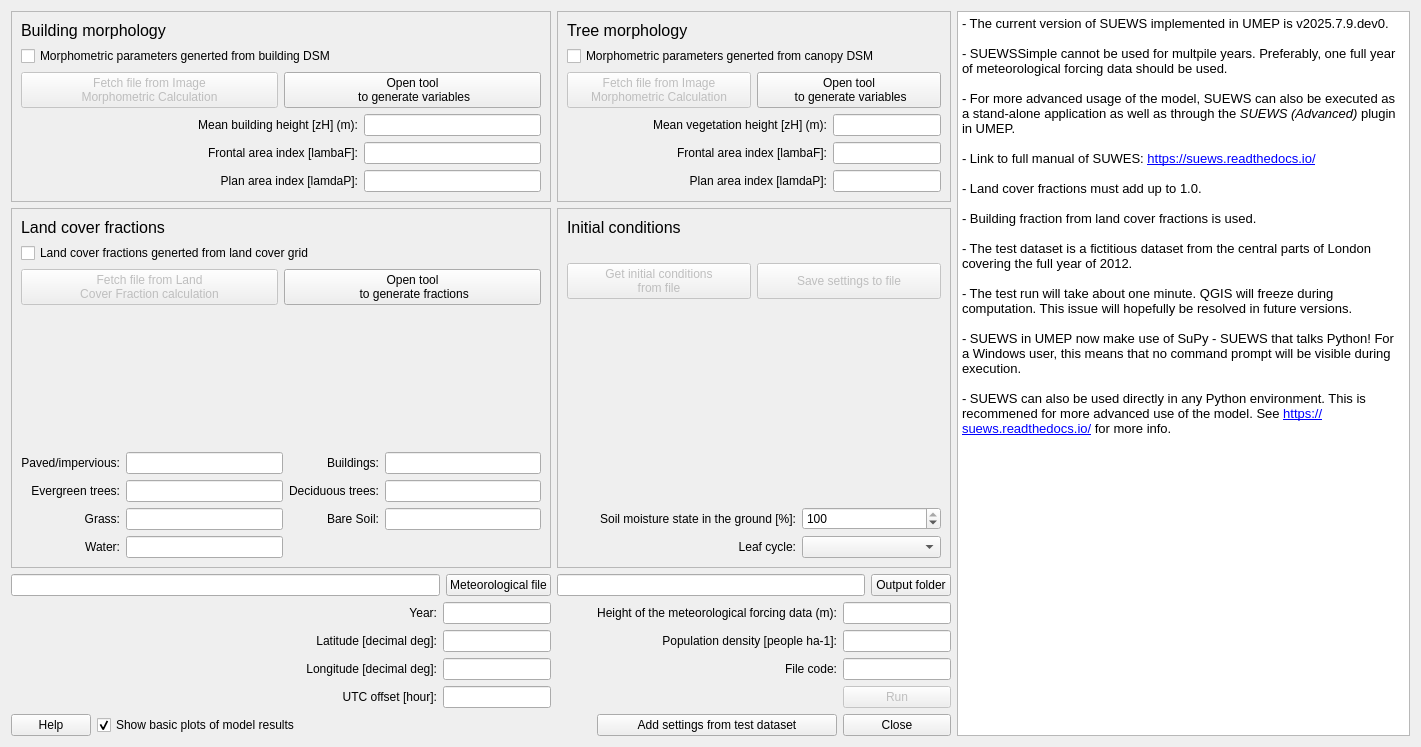
Qt form SuewsSimple/suews_simple_dialog_base.ui (UMEP-dev/UMEP) before a commit.
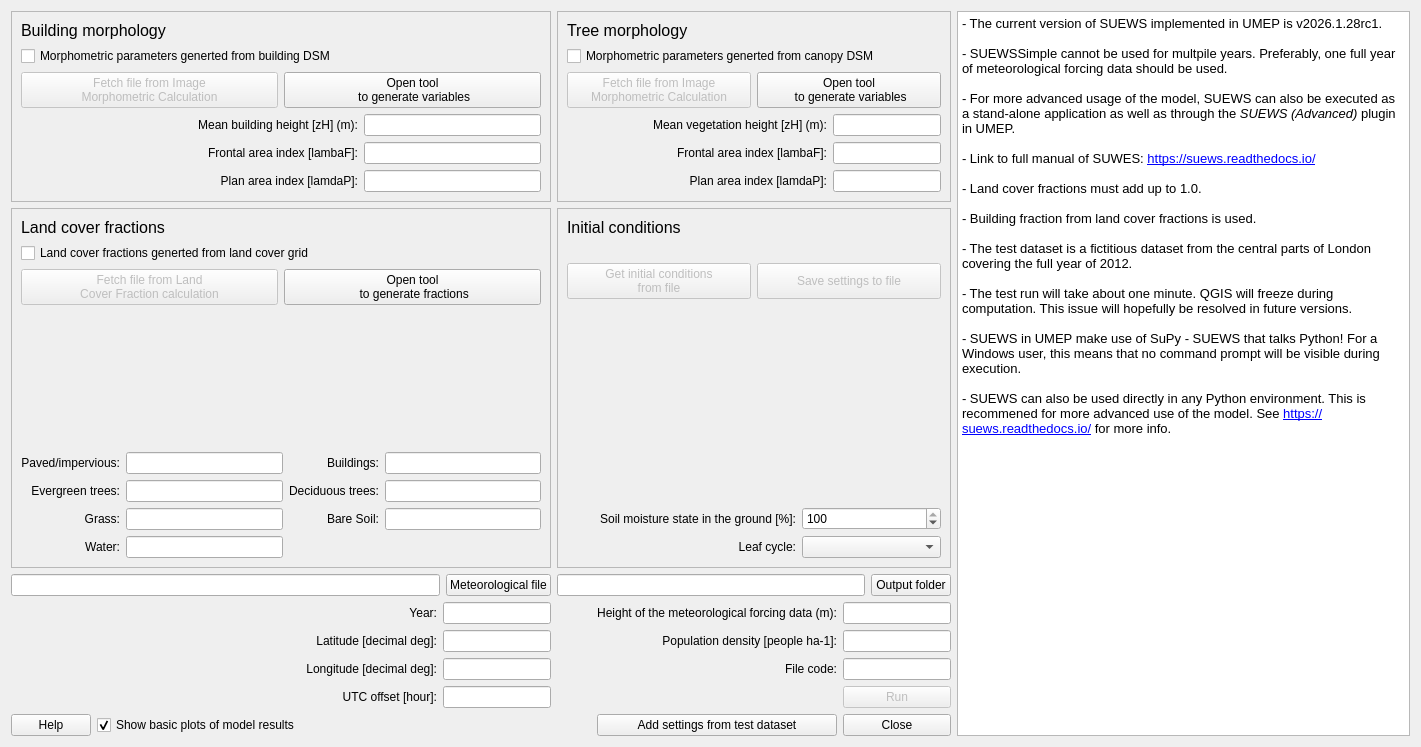
The same form after that commit.

What changed in the file:
```diff
--- a/SuewsSimple/suews_simple_dialog_base.ui
+++ b/SuewsSimple/suews_simple_dialog_base.ui
@@ -345,7 +345,7 @@
 &lt;html&gt;&lt;head&gt;&lt;meta name=&quot;qrichtext&quot; content=&quot;1&quot; /&gt;&lt;style type=&quot;text/css&quot;&gt;
 p, li { white-space: pre-wrap; }
 &lt;/style&gt;&lt;/head&gt;&lt;body style=&quot; font-family:'MS Shell Dlg 2'; font-size:7.8pt; font-weight:400; font-style:normal;&quot;&gt;
-&lt;p style=&quot; margin-top:0px; margin-bottom:0px; margin-left:0px; margin-right:0px; -qt-block-indent:0; text-indent:0px;&quot;&gt;&lt;span style=&quot; font-size:10pt;&quot;&gt;- The current version of SUEWS implemented in UMEP is v2025.7.9.dev0.&lt;/span&gt;&lt;/p&gt;
+&lt;p style=&quot; margin-top:0px; margin-bottom:0px; margin-left:0px; margin-right:0px; -qt-block-indent:0; text-indent:0px;&quot;&gt;&lt;span style=&quot; font-size:10pt;&quot;&gt;- The current version of SUEWS implemented in UMEP is v2026.1.28rc1.&lt;/span&gt;&lt;/p&gt;
 &lt;p style=&quot;-qt-paragraph-type:empty; margin-top:0px; margin-bottom:0px; margin-left:0px; margin-right:0px; -qt-block-indent:0; text-indent:0px; font-size:10pt;&quot;&gt;&lt;br /&gt;&lt;/p&gt;
 &lt;p style=&quot; margin-top:0px; margin-bottom:0px; margin-left:0px; margin-right:0px; -qt-block-indent:0; text-indent:0px;&quot;&gt;&lt;span style=&quot; font-size:10pt;&quot;&gt;- SUEWSSimple cannot be used for multpile years. Preferably, one full year of meteorological forcing data should be used.&lt;/span&gt;&lt;/p&gt;
 &lt;p style=&quot;-qt-paragraph-type:empty; margin-top:0px; margin-bottom:0px; margin-left:0px; margin-right:0px; -qt-block-indent:0; text-indent:0px; font-size:10pt;&quot;&gt;&lt;br /&gt;&lt;/p&gt;
@@ -361,7 +361,7 @@
 &lt;p style=&quot;-qt-paragraph-type:empty; margin-top:0px; margin-bottom:0px; margin-left:0px; margin-right:0px; -qt-block-indent:0; text-indent:0px; font-size:10pt;&quot;&gt;&lt;br /&gt;&lt;/p&gt;
 &lt;p style=&quot; margin-top:0px; margin-bottom:0px; margin-left:0px; margin-right:0px; -qt-block-indent:0; text-indent:0px;&quot;&gt;&lt;span style=&quot; font-size:10pt;&quot;&gt;- The test run will take about one minute. QGIS will freeze during computation. This issue will hopefully be resolved in future versions. &lt;/span&gt;&lt;/p&gt;
 &lt;p style=&quot;-qt-paragraph-type:empty; margin-top:0px; margin-bottom:0px; margin-left:0px; margin-right:0px; -qt-block-indent:0; text-indent:0px; font-size:10pt;&quot;&gt;&lt;br /&gt;&lt;/p&gt;
-&lt;p style=&quot; margin-top:0px; margin-bottom:0px; margin-left:0px; margin-right:0px; -qt-block-indent:0; text-indent:0px;&quot;&gt;&lt;span style=&quot; font-size:10pt;&quot;&gt;- SUEWS in UMEP now make use of SuPy - SUEWS that talks Python! For a Windows user, this means that no command prompt will be visible during execution.&lt;/span&gt;&lt;/p&gt;
+&lt;p style=&quot; margin-top:0px; margin-bottom:0px; margin-left:0px; margin-right:0px; -qt-block-indent:0; text-indent:0px;&quot;&gt;&lt;span style=&quot; font-size:10pt;&quot;&gt;- SUEWS in UMEP make use of SuPy - SUEWS that talks Python! For a Windows user, this means that no command prompt will be visible during execution.&lt;/span&gt;&lt;/p&gt;
 &lt;p style=&quot;-qt-paragraph-type:empty; margin-top:0px; margin-bottom:0px; margin-left:0px; margin-right:0px; -qt-block-indent:0; text-indent:0px; font-size:10pt;&quot;&gt;&lt;br /&gt;&lt;/p&gt;
 &lt;p style=&quot; margin-top:0px; margin-bottom:0px; margin-left:0px; margin-right:0px; -qt-block-indent:0; text-indent:0px;&quot;&gt;&lt;span style=&quot; font-size:10pt;&quot;&gt;- SUEWS can also be used directly in any Python environment. This is recommened for more advanced use of the model. See &lt;/span&gt;&lt;a href=&quot;https://suews.readthedocs.io/&quot;&gt;&lt;span style=&quot; font-size:10pt; text-decoration: underline; color:#0000ff;&quot;&gt;https://suews.readthedocs.io/&lt;/span&gt;&lt;/a&gt;&lt;span style=&quot; font-size:10pt;&quot;&gt; for more info.&lt;/span&gt;&lt;/p&gt;&lt;/body&gt;&lt;/html&gt;</string>
      </property>
```
